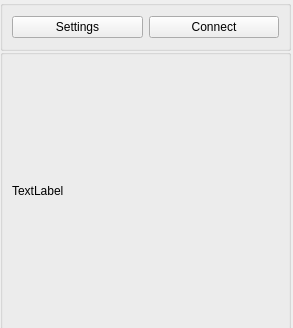
Qt form newconnect.ui (nghtsnw/etrodiag) before a commit.
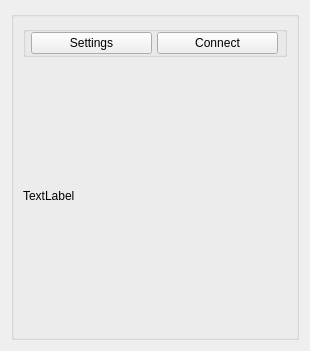
The same form after that commit.

```diff
--- a/newconnect.ui
+++ b/newconnect.ui
@@ -9,27 +9,87 @@
    <rect>
     <x>0</x>
     <y>0</y>
-    <width>293</width>
-    <height>328</height>
+    <width>310</width>
+    <height>351</height>
    </rect>
   </property>
   <property name="windowTitle">
    <string>Form</string>
   </property>
+  <layout class="QVBoxLayout" name="verticalLayout_3">
+   <item>
+    <widget class="QGroupBox" name="verticalGroupBox1">
+     <layout class="QVBoxLayout" name="verticalLayout_2">
+      <item>
   <widget class="QGroupBox" name="verticalGroupBox">
-   <property name="geometry">
-    <rect>
-     <x>0</x>
-     <y>0</y>
-     <width>291</width>
-     <height>51</height>
-    </rect>
+        <property name="sizePolicy">
+         <sizepolicy hsizetype="Preferred" vsizetype="Preferred">
+          <horstretch>0</horstretch>
+          <verstretch>0</verstretch>
+         </sizepolicy>
+        </property>
+        <property name="minimumSize">
+         <size>
+          <width>0</width>
+          <height>0</height>
+         </size>
+        </property>
+        <property name="maximumSize">
+         <size>
+          <width>600</width>
+          <height>100</height>
+         </size>
+        </property>
+        <property name="sizeIncrement">
+         <size>
+          <width>0</width>
+          <height>0</height>
+         </size>
    </property>
    <layout class="QVBoxLayout" name="verticalLayout">
+         <property name="spacing">
+          <number>17</number>
+         </property>
+         <property name="leftMargin">
+          <number>0</number>
+         </property>
+         <property name="topMargin">
+          <number>0</number>
+         </property>
+         <property name="rightMargin">
+          <number>0</number>
+         </property>
+         <property name="bottomMargin">
+          <number>0</number>
+         </property>
     <item>
      <layout class="QHBoxLayout" name="horizontalLayout">
+           <property name="spacing">
+            <number>0</number>
+           </property>
+           <property name="topMargin">
+            <number>0</number>
+           </property>
       <item>
        <widget class="QPushButton" name="pushButton">
+             <property name="sizePolicy">
+              <sizepolicy hsizetype="Preferred" vsizetype="Preferred">
+               <horstretch>0</horstretch>
+               <verstretch>0</verstretch>
+              </sizepolicy>
+             </property>
+             <property name="minimumSize">
+              <size>
+               <width>0</width>
+               <height>0</height>
+              </size>
+             </property>
+             <property name="maximumSize">
+              <size>
+               <width>121</width>
+               <height>50</height>
+              </size>
+             </property>
         <property name="text">
          <string>Settings</string>
         </property>
@@ -37,6 +97,21 @@
       </item>
       <item>
        <widget class="QPushButton" name="pushButton_2">
+             <property name="enabled">
+              <bool>true</bool>
+             </property>
+             <property name="sizePolicy">
+              <sizepolicy hsizetype="Preferred" vsizetype="Preferred">
+               <horstretch>0</horstretch>
+               <verstretch>0</verstretch>
+              </sizepolicy>
+             </property>
+             <property name="maximumSize">
+              <size>
+               <width>121</width>
+               <height>50</height>
+              </size>
+             </property>
         <property name="text">
          <string>Connect</string>
         </property>
@@ -46,16 +121,7 @@
     </item>
    </layout>
   </widget>
-  <widget class="QGroupBox" name="verticalGroupBox1">
-   <property name="geometry">
-    <rect>
-     <x>0</x>
-     <y>49</y>
-     <width>291</width>
-     <height>281</height>
-    </rect>
-   </property>
-   <layout class="QVBoxLayout" name="verticalLayout_2">
+      </item>
     <item>
      <widget class="QLabel" name="label">
       <property name="sizePolicy">
@@ -64,6 +130,9 @@
         <verstretch>0</verstretch>
        </sizepolicy>
       </property>
+        <property name="frameShape">
+         <enum>QFrame::NoFrame</enum>
+        </property>
       <property name="text">
        <string>TextLabel</string>
       </property>
@@ -71,6 +140,8 @@
     </item>
    </layout>
   </widget>
+   </item>
+  </layout>
  </widget>
  <resources/>
  <connections/>
```
Lines whose indentation alone changed are shown as unchanged.
